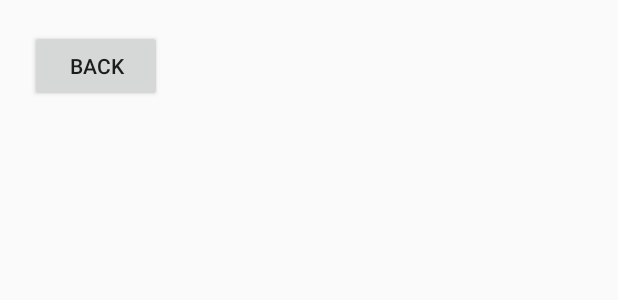
After one commit to matto4166/DinoGame, an Android app: the layout leaderboard.xml on its own in the app's theme, with its tools: preview values and no code run, on a phone screen of 412 x 824 dp. The commit adds this screen. Shown: the top 300 px of the screen. Run offline under Robolectric (Android 15) with nearby library versions, the phone set to English and light mode, and no system bars.

Commit message:
Leaderboard and crash fixes

```diff
--- a/app/src/main/AndroidManifest.xml
+++ b/app/src/main/AndroidManifest.xml
@@ -25,6 +25,7 @@
             </intent-filter>
         </activity>
         <activity android:name=".GameActivity" />
+        <activity android:name=".Leaderboard"/>
     </application>
 
 </manifest>
--- a/app/src/main/res/layout/activity_main.xml
+++ b/app/src/main/res/layout/activity_main.xml
@@ -57,7 +57,8 @@
         android:text="Scores"
         android:layout_toLeftOf="@id/line"
         android:layout_marginRight="10dp"
-        android:layout_marginTop="20dp"/>
+        android:layout_marginTop="20dp"
+        android:id="@+id/scores"/>
     <Button
         android:layout_width="wrap_content"
         android:layout_height="wrap_content"
--- /dev/null
+++ b/app/src/main/res/layout/leaderboard.xml
@@ -0,0 +1,21 @@
+<?xml version="1.0" encoding="utf-8"?>
+<RelativeLayout xmlns:android="http://schemas.android.com/apk/res/android"
+    xmlns:app="http://schemas.android.com/apk/res-auto"
+    xmlns:tools="http://schemas.android.com/tools"
+    android:id="@+id/main"
+    android:layout_width="match_parent"
+    android:layout_height="match_parent"
+    tools:context=".MainActivity">
+
+
+
+
+    <Button
+        android:layout_width="wrap_content"
+        android:layout_height="wrap_content"
+        android:text="Back"
+        android:layout_marginLeft="20dp"
+        android:layout_marginTop="20dp"
+        android:id="@+id/backButton"/>
+
+</RelativeLayout>
```
Also changed, not shown: app/src/main/java/com/example/dinogame/GameActivity.kt (+13 -10 lines), app/src/main/java/com/example/dinogame/GameView.kt (+6 -7 lines), app/src/main/java/com/example/dinogame/Leaderboard.kt (added, +23 -0 lines), app/src/main/java/com/example/dinogame/MainActivity.kt (+10 -6 lines), 1 other file.
